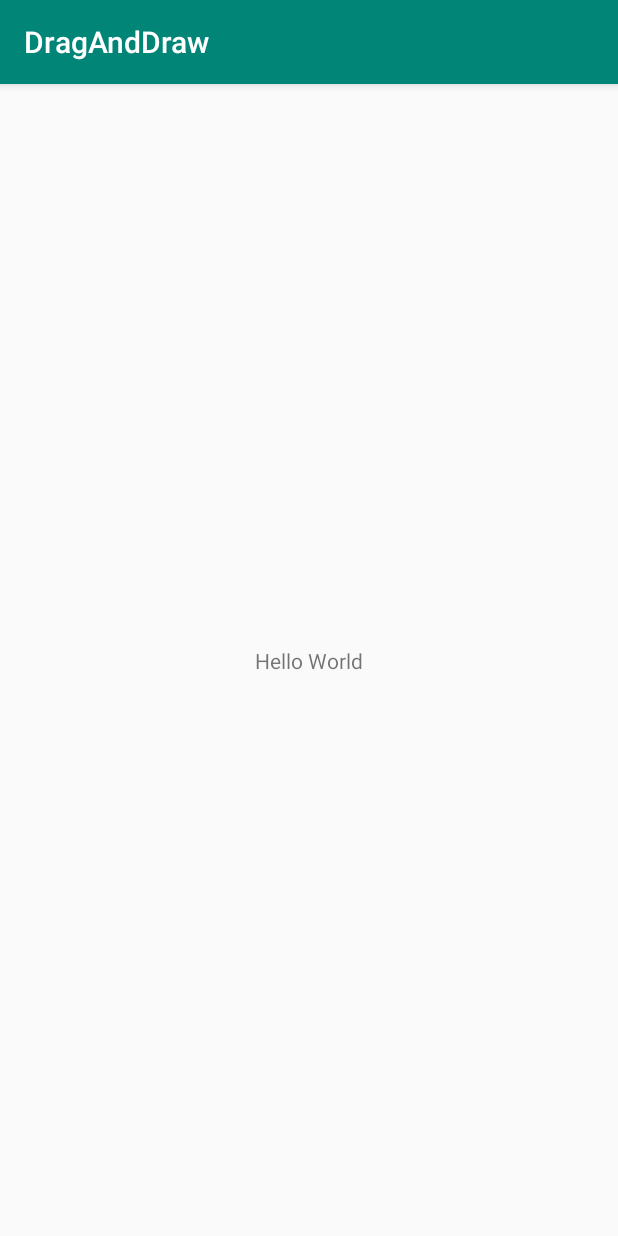
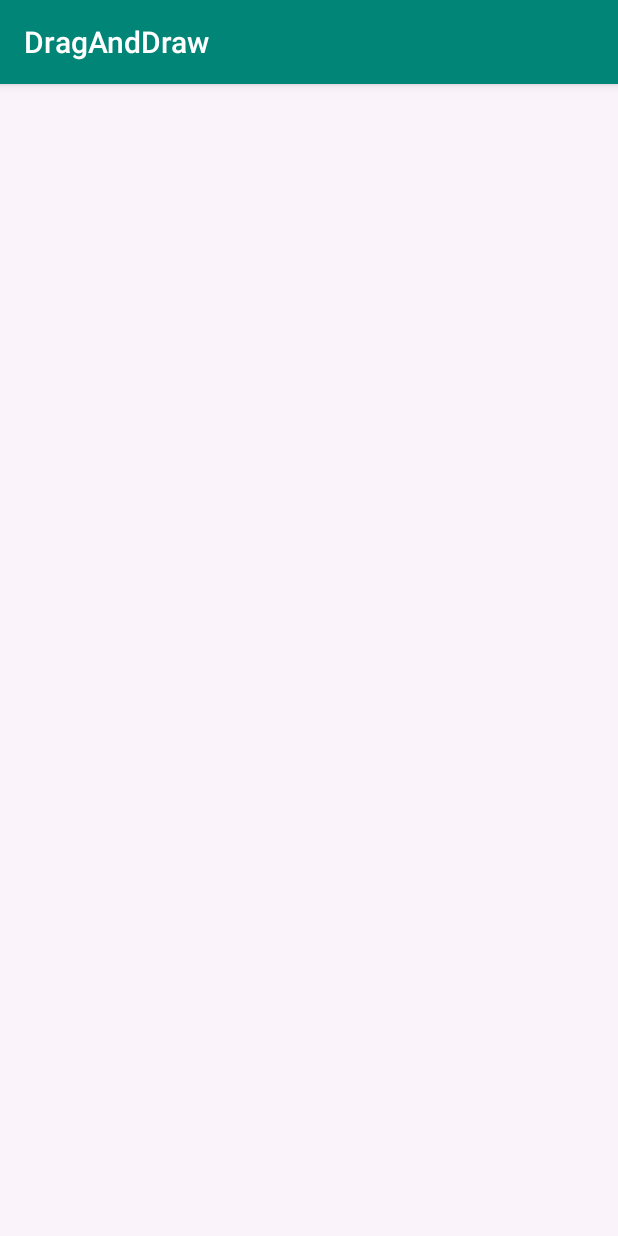
Before and after one commit to duydung2007/IOTLink_Android_Learning, an Android app: the fragment DragAndDrawFragment shown on its own in the app's theme, on a phone screen of 412 x 824 dp. Run offline under Robolectric (Android 15) with nearby library versions, the phone set to English and light mode, and no system bars.

Commit message:
Chapter 31 : Custom Views and Touch Events

```diff
--- /dev/null
+++ b/DragAndDraw/app/src/main/java/android/bignerdranch/draganddraw/BoxDrawingView.kt
@@ -0,0 +1,79 @@
+package android.bignerdranch.draganddraw
+
+import android.content.Context
+import android.graphics.Canvas
+import android.graphics.Paint
+import android.graphics.PointF
+import android.util.AttributeSet
+import android.util.Log
+import android.view.MotionEvent
+import android.view.View
+import kotlin.math.max
+import kotlin.math.min
+
+class BoxDrawingView: View {
+    companion object {
+        private const val TAG = "BoxDrawingView"
+    }
+
+    private var mCurrentBox: Box? = null
+    private var mBoxen: MutableList<Box> = arrayListOf()
+    private var mBoxPaint: Paint = Paint()
+    private var mBackGroundPaint: Paint = Paint()
+
+    // Used when inflating the view from XML
+    constructor(context: Context, attrs: AttributeSet?): super(context, attrs) {
+        // Paint the boxes a nice semitransparent red (ARGB)
+        mBoxPaint.color = 0x22ff0000
+
+        // Paint the background off-white
+        mBackGroundPaint.color = 0xfff8efe
+    }
+
+    // Used when creating the view in code
+    constructor(context: Context): this(context, null)
+
+    override fun onTouchEvent(event: MotionEvent?): Boolean {
+        val current = PointF(event?.x ?: -1.0f, event?.y ?: -1.0f)
+        var action = ""
+
+        when (event?.action) {
+            MotionEvent.ACTION_DOWN -> {
+                action = "ACTION_DOWN"
+                // Reset drawing state
+                mCurrentBox = Box(current)
+                mBoxen.add(mCurrentBox!!)
+            }
+            MotionEvent.ACTION_MOVE -> {
+                action = "ACTION_MOVE"
+                if (mCurrentBox != null) {
+                    mCurrentBox?.setCurrent(current)
+                    invalidate()
+                }
+            }
+            MotionEvent.ACTION_UP -> {
+                action = "ACTION_UP"
+                mCurrentBox = null
+            }
+            MotionEvent.ACTION_CANCEL -> {
+                action = "ACTION_CANCEL"
+                mCurrentBox = null
+            }
+        }
+        Log.i(TAG, "$action at x = ${current.x} y = ${current.y}")
+        return true
+    }
+
+    override fun onDraw(canvas: Canvas?) {
+        // Fill the background
+        canvas?.drawPaint(mBackGroundPaint)
+
+        for (box in mBoxen) {
+            val left = min(box.getOrigin().x, box.getCurrent().x)
+            val right = max(box.getOrigin().x, box.getCurrent().x)
+            val top = min(box.getOrigin().y, box.getCurrent().y)
+            val bottom = max(box.getOrigin().y, box.getCurrent().y)
+            canvas?.drawRect(left, top, right, bottom, mBoxPaint)
+        }
+    }
+}
--- a/DragAndDraw/app/src/main/res/layout/fragment_drag_and_draw.xml
+++ b/DragAndDraw/app/src/main/res/layout/fragment_drag_and_draw.xml
@@ -1,18 +1,4 @@
-<?xml version="1.0" encoding="utf-8"?>
-<androidx.constraintlayout.widget.ConstraintLayout xmlns:android="http://schemas.android.com/apk/res/android"
-    xmlns:app="http://schemas.android.com/apk/res-auto"
-    xmlns:tools="http://schemas.android.com/tools"
+<android.bignerdranch.draganddraw.BoxDrawingView
+    xmlns:android="http://schemas.android.com/apk/res/android"
     android:layout_width="match_parent"
-    android:layout_height="match_parent">
-
-    <TextView
-        android:id="@+id/textView"
-        android:layout_width="wrap_content"
-        android:layout_height="wrap_content"
-        android:text="Hello World"
-        app:layout_constraintBottom_toBottomOf="parent"
-        app:layout_constraintEnd_toEndOf="parent"
-        app:layout_constraintHorizontal_bias="0.5"
-        app:layout_constraintStart_toStartOf="parent"
-        app:layout_constraintTop_toTopOf="parent" />
-</androidx.constraintlayout.widget.ConstraintLayout>
+    android:layout_height="match_parent" />
```
Also changed, not shown: DragAndDraw/app/src/main/java/android/bignerdranch/draganddraw/Box.kt (added, +23 -0 lines).
